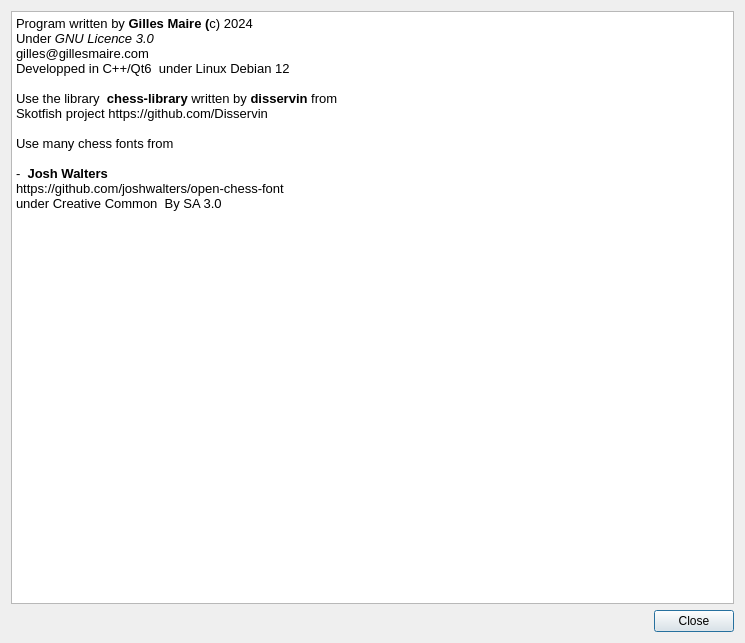
First picture: the form in src/dialogabout.ui, repository gillesmaire/myChessBase, before the edit.
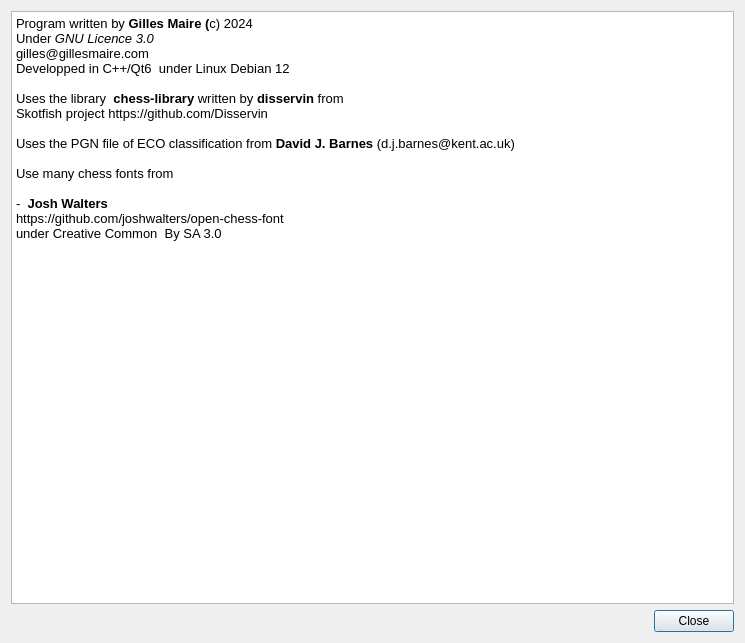
Second picture: the form after the edit.

What changed in the file:
```diff
--- a/src/dialogabout.ui
+++ b/src/dialogabout.ui
@@ -31,9 +31,11 @@
 &lt;p style=&quot; margin-top:0px; margin-bottom:0px; margin-left:0px; margin-right:0px; -qt-block-indent:0; text-indent:0px;&quot;&gt;gilles@gillesmaire.com&lt;/p&gt;
 &lt;p style=&quot; margin-top:0px; margin-bottom:0px; margin-left:0px; margin-right:0px; -qt-block-indent:0; text-indent:0px;&quot;&gt;Developped in C++/Qt6  under Linux Debian 12&lt;/p&gt;
 &lt;p style=&quot;-qt-paragraph-type:empty; margin-top:0px; margin-bottom:0px; margin-left:0px; margin-right:0px; -qt-block-indent:0; text-indent:0px;&quot;&gt;&lt;br /&gt;&lt;/p&gt;
-&lt;p style=&quot; margin-top:0px; margin-bottom:0px; margin-left:0px; margin-right:0px; -qt-block-indent:0; text-indent:0px;&quot;&gt;Use the library  &lt;span style=&quot; font-weight:700;&quot;&gt;chess-library &lt;/span&gt;written by &lt;span style=&quot; font-weight:700;&quot;&gt;disservin&lt;/span&gt; from &lt;/p&gt;
+&lt;p style=&quot; margin-top:0px; margin-bottom:0px; margin-left:0px; margin-right:0px; -qt-block-indent:0; text-indent:0px;&quot;&gt;Uses the library  &lt;span style=&quot; font-weight:700;&quot;&gt;chess-library &lt;/span&gt;written by &lt;span style=&quot; font-weight:700;&quot;&gt;disservin&lt;/span&gt; from &lt;/p&gt;
 &lt;p style=&quot; margin-top:0px; margin-bottom:0px; margin-left:0px; margin-right:0px; -qt-block-indent:0; text-indent:0px;&quot;&gt;Skotfish project https://github.com/Disservin&lt;/p&gt;
 &lt;p style=&quot;-qt-paragraph-type:empty; margin-top:0px; margin-bottom:0px; margin-left:0px; margin-right:0px; -qt-block-indent:0; text-indent:0px;&quot;&gt;&lt;br /&gt;&lt;/p&gt;
+&lt;p style=&quot; margin-top:0px; margin-bottom:0px; margin-left:0px; margin-right:0px; -qt-block-indent:0; text-indent:0px;&quot;&gt;Uses the PGN file of ECO classification from &lt;span style=&quot; font-weight:700;&quot;&gt;David J. Barnes&lt;/span&gt; (d.j.barnes@kent.ac.uk)&lt;/p&gt;
+&lt;p style=&quot;-qt-paragraph-type:empty; margin-top:0px; margin-bottom:0px; margin-left:0px; margin-right:0px; -qt-block-indent:0; text-indent:0px;&quot;&gt;&lt;br /&gt;&lt;/p&gt;
 &lt;p style=&quot; margin-top:0px; margin-bottom:0px; margin-left:0px; margin-right:0px; -qt-block-indent:0; text-indent:0px;&quot;&gt;Use many chess fonts from&lt;/p&gt;
 &lt;p style=&quot;-qt-paragraph-type:empty; margin-top:0px; margin-bottom:0px; margin-left:0px; margin-right:0px; -qt-block-indent:0; text-indent:0px;&quot;&gt;&lt;br /&gt;&lt;/p&gt;
 &lt;p style=&quot; margin-top:0px; margin-bottom:0px; margin-left:0px; margin-right:0px; -qt-block-indent:0; text-indent:0px;&quot;&gt;-  &lt;span style=&quot; font-weight:700;&quot;&gt;Josh Walters&lt;/span&gt;&lt;/p&gt;
```
